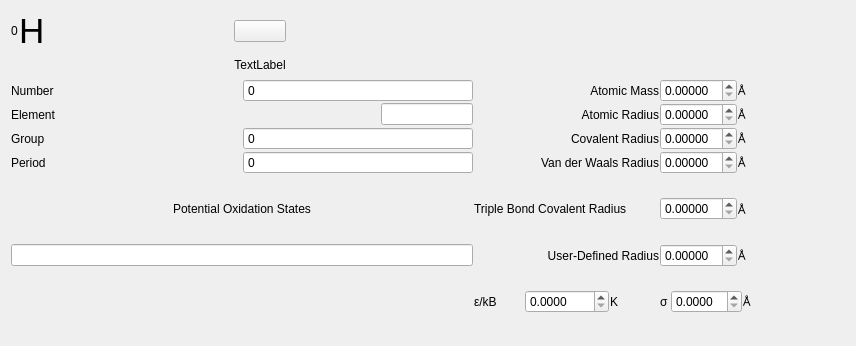
First picture: the form in iraspa/iraspagui/elementsform.ui, repository iRASPA/iRASPA-QT, before the edit.
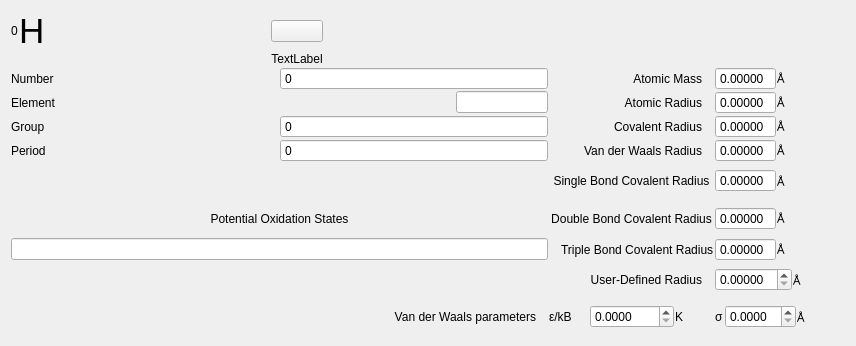
Second picture: the form after the edit. Custom widgets are drawn as their Qt base class.

Diff of the .ui file:
```diff
--- a/iraspa/iraspagui/elementsform.ui
+++ b/iraspa/iraspagui/elementsform.ui
@@ -15,7 +15,7 @@
   </property>
   <layout class="QVBoxLayout" name="verticalLayout">
    <item>
-    <layout class="QGridLayout" name="gridLayout" columnstretch="5,2,1,1">
+    <layout class="QGridLayout" name="gridLayout" columnstretch="5,0,0,0">
      <property name="leftMargin">
       <number>0</number>
      </property>
@@ -25,27 +25,415 @@
      <property name="spacing">
       <number>1</number>
      </property>
+     <item row="7" column="3">
+      <spacer name="horizontalSpacer_12">
+       <property name="orientation">
+        <enum>Qt::Horizontal</enum>
+       </property>
+       <property name="sizeHint" stdset="0">
+        <size>
+         <width>40</width>
+         <height>20</height>
+        </size>
+       </property>
+      </spacer>
+     </item>
+     <item row="7" column="1">
+      <widget class="QLabel" name="label_3">
+       <property name="text">
+        <string>Triple Bond Covalent Radius</string>
+       </property>
+       <property name="indent">
+        <number>12</number>
+       </property>
+      </widget>
+     </item>
+     <item row="4" column="0">
+      <layout class="QHBoxLayout" name="horizontalLayout_3">
+       <item>
+        <widget class="QLabel" name="label_14">
+         <property name="text">
+          <string>Period</string>
+         </property>
+        </widget>
+       </item>
+       <item>
+        <widget class="QSpinBox" name="periodSpinBox">
+         <property name="buttonSymbols">
+          <enum>QAbstractSpinBox::NoButtons</enum>
+         </property>
+         <property name="keyboardTracking">
+          <bool>false</bool>
+         </property>
+        </widget>
+       </item>
+      </layout>
+     </item>
+     <item row="9" column="1">
+      <layout class="QHBoxLayout" name="horizontalLayout_8">
+       <item>
+        <widget class="QLabel" name="label_2">
+         <property name="text">
+          <string>ε/kB</string>
+         </property>
+        </widget>
+       </item>
+       <item>
+        <widget class="QDoubleSpinBox" name="epsilonDoubleSpinBox">
+         <property name="keyboardTracking">
+          <bool>false</bool>
+         </property>
+         <property name="decimals">
+          <number>4</number>
+         </property>
+         <property name="maximum">
+          <double>9999.989999999999782</double>
+         </property>
+        </widget>
+       </item>
+       <item>
+        <widget class="QLabel" name="label_32">
+         <property name="text">
+          <string>K</string>
+         </property>
+        </widget>
+       </item>
+      </layout>
+     </item>
+     <item row="9" column="0">
+      <widget class="QLabel" name="label_18">
+       <property name="text">
+        <string>Van der Waals parameters</string>
+       </property>
+       <property name="alignment">
+        <set>Qt::AlignRight|Qt::AlignTrailing|Qt::AlignVCenter</set>
+       </property>
+       <property name="indent">
+        <number>12</number>
+       </property>
+      </widget>
+     </item>
      <item row="5" column="1">
       <widget class="QLabel" name="label_20">
        <property name="text">
-        <string>Triple Bond Covalent Radius</string>
+        <string>Single Bond Covalent Radius</string>
        </property>
+       <property name="alignment">
+        <set>Qt::AlignCenter</set>
+       </property>
+       <property name="indent">
+        <number>12</number>
+       </property>
       </widget>
      </item>
-     <item row="5" column="2">
-      <layout class="QHBoxLayout" name="horizontalLayout_16">
+     <item row="6" column="3">
+      <spacer name="horizontalSpacer_11">
+       <property name="orientation">
+        <enum>Qt::Horizontal</enum>
+       </property>
+       <property name="sizeHint" stdset="0">
+        <size>
+         <width>40</width>
+         <height>20</height>
+        </size>
+       </property>
+      </spacer>
+     </item>
+     <item row="4" column="3">
+      <spacer name="horizontalSpacer_6">
+       <property name="orientation">
+        <enum>Qt::Horizontal</enum>
+       </property>
+       <property name="sizeHint" stdset="0">
+        <size>
+         <width>40</width>
+         <height>20</height>
+        </size>
+       </property>
+      </spacer>
+     </item>
+     <item row="3" column="0">
+      <layout class="QHBoxLayout" name="horizontalLayout_2">
        <item>
-        <widget class="QDoubleSpinBox" name="tripleBondCovalentRadiusDoubleSpinBox">
+        <widget class="QLabel" name="label_5">
+         <property name="text">
+          <string>Group</string>
+         </property>
+        </widget>
+       </item>
+       <item>
+        <widget class="QSpinBox" name="groupSpinBox">
+         <property name="buttonSymbols">
+          <enum>QAbstractSpinBox::NoButtons</enum>
+         </property>
          <property name="keyboardTracking">
           <bool>false</bool>
          </property>
+        </widget>
+       </item>
+      </layout>
+     </item>
+     <item row="8" column="1">
+      <widget class="QLabel" name="label_25">
+       <property name="text">
+        <string>User-Defined Radius</string>
+       </property>
+       <property name="alignment">
+        <set>Qt::AlignRight|Qt::AlignTrailing|Qt::AlignVCenter</set>
+       </property>
+       <property name="indent">
+        <number>12</number>
+       </property>
+      </widget>
+     </item>
+     <item row="2" column="2">
+      <layout class="QHBoxLayout" name="horizontalLayout_12">
+       <item>
+        <widget class="QDoubleSpinBox" name="atomicRadiusDoubleSpinBox">
+         <property name="readOnly">
+          <bool>true</bool>
+         </property>
+         <property name="buttonSymbols">
+          <enum>QAbstractSpinBox::NoButtons</enum>
+         </property>
+         <property name="keyboardTracking">
+          <bool>false</bool>
+         </property>
          <property name="decimals">
           <number>5</number>
          </property>
         </widget>
        </item>
        <item>
-        <widget class="QLabel" name="label_12">
+        <widget class="QLabel" name="label_6">
+         <property name="text">
+          <string>Å</string>
+         </property>
+        </widget>
+       </item>
+      </layout>
+     </item>
+     <item row="3" column="1">
+      <widget class="QLabel" name="label_15">
+       <property name="text">
+        <string>Covalent Radius</string>
+       </property>
+       <property name="alignment">
+        <set>Qt::AlignRight|Qt::AlignTrailing|Qt::AlignVCenter</set>
+       </property>
+       <property name="indent">
+        <number>12</number>
+       </property>
+      </widget>
+     </item>
+     <item row="2" column="1">
+      <widget class="QLabel" name="label_16">
+       <property name="text">
+        <string>Atomic Radius</string>
+       </property>
+       <property name="alignment">
+        <set>Qt::AlignRight|Qt::AlignTrailing|Qt::AlignVCenter</set>
+       </property>
+       <property name="indent">
+        <number>12</number>
+       </property>
+      </widget>
+     </item>
+     <item row="2" column="3">
+      <spacer name="horizontalSpacer_4">
+       <property name="orientation">
+        <enum>Qt::Horizontal</enum>
+       </property>
+       <property name="sizeHint" stdset="0">
+        <size>
+         <width>40</width>
+         <height>20</height>
+        </size>
+       </property>
+      </spacer>
+     </item>
+     <item row="8" column="3">
+      <spacer name="horizontalSpacer_8">
+       <property name="orientation">
+        <enum>Qt::Horizontal</enum>
+       </property>
+       <property name="sizeHint" stdset="0">
+        <size>
+         <width>40</width>
+         <height>20</height>
+        </size>
+       </property>
+      </spacer>
+     </item>
+     <item row="3" column="2">
+      <layout class="QHBoxLayout" name="horizontalLayout_14">
+       <item>
+        <widget class="QDoubleSpinBox" name="covalentRadiusDoubleSpinBox">
+         <property name="readOnly">
+          <bool>true</bool>
+         </property>
+         <property name="buttonSymbols">
+          <enum>QAbstractSpinBox::NoButtons</enum>
+         </property>
+         <property name="keyboardTracking">
+          <bool>false</bool>
+         </property>
+         <property name="decimals">
+          <number>5</number>
+         </property>
+        </widget>
+       </item>
+       <item>
+        <widget class="QLabel" name="label_10">
+         <property name="text">
+          <string>Å</string>
+         </property>
+        </widget>
+       </item>
+      </layout>
+     </item>
+     <item row="9" column="3">
+      <spacer name="horizontalSpacer_2">
+       <property name="orientation">
+        <enum>Qt::Horizontal</enum>
+       </property>
+       <property name="sizeHint" stdset="0">
+        <size>
+         <width>40</width>
+         <height>20</height>
+        </size>
+       </property>
+      </spacer>
+     </item>
+     <item row="1" column="0">
+      <layout class="QHBoxLayout" name="horizontalLayout">
+       <item>
+        <widget class="QLabel" name="label_29">
+         <property name="text">
+          <string>Number</string>
+         </property>
+        </widget>
+       </item>
+       <item>
+        <widget class="QSpinBox" name="numberSpinBox">
+         <property name="buttonSymbols">
+          <enum>QAbstractSpinBox::NoButtons</enum>
+         </property>
+         <property name="keyboardTracking">
+          <bool>false</bool>
+         </property>
+        </widget>
+       </item>
+      </layout>
+     </item>
+     <item row="2" column="0">
+      <layout class="QHBoxLayout" name="horizontalLayout_6">
+       <item>
+        <widget class="QLabel" name="label_31">
+         <property name="text">
+          <string>Element</string>
+         </property>
+        </widget>
+       </item>
+       <item>
+        <spacer name="horizontalSpacer">
+         <property name="orientation">
+          <enum>Qt::Horizontal</enum>
+         </property>
+         <property name="sizeHint" stdset="0">
+          <size>
+           <width>40</width>
+           <height>20</height>
+          </size>
+         </property>
+        </spacer>
+       </item>
+       <item>
+        <widget class="QLineEdit" name="elementLineEdit">
+         <property name="maximumSize">
+          <size>
+           <width>92</width>
+           <height>16777215</height>
+          </size>
+         </property>
+        </widget>
+       </item>
+      </layout>
+     </item>
+     <item row="1" column="3">
+      <spacer name="horizontalSpacer_3">
+       <property name="orientation">
+        <enum>Qt::Horizontal</enum>
+       </property>
+       <property name="sizeHint" stdset="0">
+        <size>
+         <width>40</width>
+         <height>20</height>
+        </size>
+       </property>
+      </spacer>
+     </item>
+     <item row="1" column="2">
+      <layout class="QHBoxLayout" name="horizontalLayout_13">
+       <item>
+        <widget class="QDoubleSpinBox" name="atomicMassDoubleSpinBox">
+         <property name="readOnly">
+          <bool>true</bool>
+         </property>
+         <property name="buttonSymbols">
+          <enum>QAbstractSpinBox::NoButtons</enum>
+         </property>
+         <property name="keyboardTracking">
+          <bool>false</bool>
+         </property>
+         <property name="decimals">
+          <number>5</number>
+         </property>
+        </widget>
+       </item>
+       <item>
+        <widget class="QLabel" name="label_7">
+         <property name="text">
+          <string>Å</string>
+         </property>
+        </widget>
+       </item>
+      </layout>
+     </item>
+     <item row="3" column="3">
+      <spacer name="horizontalSpacer_5">
+       <property name="orientation">
+        <enum>Qt::Horizontal</enum>
+       </property>
+       <property name="sizeHint" stdset="0">
+        <size>
+         <width>40</width>
+         <height>20</height>
+        </size>
+       </property>
+      </spacer>
+     </item>
+     <item row="9" column="2">
+      <layout class="QHBoxLayout" name="horizontalLayout_9">
+       <item>
+        <widget class="QLabel" name="label_33">
+         <property name="text">
+          <string>σ</string>
+         </property>
+        </widget>
+       </item>
+       <item>
+        <widget class="QDoubleSpinBox" name="sigmaDoubleSpinBox">
+         <property name="keyboardTracking">
+          <bool>false</bool>
+         </property>
+         <property name="decimals">
+          <number>4</number>
+         </property>
+        </widget>
+       </item>
+       <item>
+        <widget class="QLabel" name="label_34">
          <property name="text">
           <string>Å</string>
          </property>
@@ -147,39 +535,69 @@
        </item>
       </layout>
      </item>
-     <item row="1" column="0">
-      <layout class="QHBoxLayout" name="horizontalLayout">
+     <item row="6" column="1">
+      <widget class="QLabel" name="label">
+       <property name="text">
+        <string>Double Bond Covalent Radius</string>
+       </property>
+       <property name="alignment">
+        <set>Qt::AlignCenter</set>
+       </property>
+       <property name="indent">
+        <number>12</number>
+       </property>
+      </widget>
+     </item>
+     <item row="8" column="2">
+      <layout class="QHBoxLayout" name="horizontalLayout_11">
        <item>
-        <widget class="QLabel" name="label_29">
+        <widget class="QDoubleSpinBox" name="userDefinedRadiusDoubleSpinBox">
+         <property name="keyboardTracking">
+          <bool>false</bool>
+         </property>
+         <property name="decimals">
+          <number>5</number>
+         </property>
+        </widget>
+       </item>
+       <item>
+        <widget class="QLabel" name="label_4">
          <property name="text">
-          <string>Number</string>
+          <string>Å</string>
          </property>
         </widget>
        </item>
+      </layout>
+     </item>
+     <item row="5" column="2">
+      <layout class="QHBoxLayout" name="horizontalLayout_16">
        <item>
-        <widget class="QSpinBox" name="numberSpinBox">
+        <widget class="QDoubleSpinBox" name="singleBondCovalentRadiusDoubleSpinBox">
+         <property name="readOnly">
+          <bool>true</bool>
+         </property>
          <property name="buttonSymbols">
           <enum>QAbstractSpinBox::NoButtons</enum>
          </property>
          <property name="keyboardTracking">
           <bool>false</bool>
          </property>
+         <property name="decimals">
+          <number>5</number>
+         </property>
+        </widget>
+       </item>
+       <item>
+        <widget class="QLabel" name="label_12">
+         <property name="text">
+          <string>Å</string>
+         </property>
         </widget>
        </item>
       </layout>
      </item>
-     <item row="2" column="3">
-      <spacer name="horizontalSpacer_4">
-       <property name="orientation">
-        <enum>Qt::Horizontal</enum>
-       </property>
-       <property name="sizeHint" stdset="0">
-        <size>
-         <width>40</width>
-         <height>20</height>
-        </size>
-       </property>
-      </spacer>
+     <item row="7" column="0">
+      <widget class="QLineEdit" name="oxidationLineEdit"/>
      </item>
      <item row="4" column="1">
       <widget class="QLabel" name="label_17">
@@ -189,162 +607,21 @@
        <property name="alignment">
         <set>Qt::AlignRight|Qt::AlignTrailing|Qt::AlignVCenter</set>
        </property>
-      </widget>
-     </item>
-     <item row="1" column="1">
-      <widget class="QLabel" name="label_8">
-       <property name="text">
-        <string>Atomic Mass</string>
+       <property name="indent">
+        <number>12</number>
        </property>
-       <property name="alignment">
-        <set>Qt::AlignRight|Qt::AlignTrailing|Qt::AlignVCenter</set>
-       </property>
       </widget>
      </item>
-     <item row="2" column="1">
-      <widget class="QLabel" name="label_16">
-       <property name="text">
-        <string>Atomic Radius</string>
-       </property>
-       <property name="alignment">
-        <set>Qt::AlignRight|Qt::AlignTrailing|Qt::AlignVCenter</set>
-       </property>
-      </widget>
-     </item>
-     <item row="1" column="2">
-      <layout class="QHBoxLayout" name="horizontalLayout_13">
-       <item>
-        <widget class="QDoubleSpinBox" name="atomicMassDoubleSpinBox">
-         <property name="keyboardTracking">
-          <bool>false</bool>
-         </property>
-         <property name="decimals">
-          <number>5</number>
-         </property>
-        </widget>
-       </item>
-       <item>
-        <widget class="QLabel" name="label_7">
-         <property name="text">
-          <string>Å</string>
-         </property>
-        </widget>
-       </item>
-      </layout>
-     </item>
-     <item row="7" column="2">
-      <layout class="QHBoxLayout" name="horizontalLayout_9">
-       <item>
-        <widget class="QLabel" name="label_33">
-         <property name="text">
-          <string>σ</string>
-         </property>
-        </widget>
-       </item>
-       <item>
-        <widget class="QDoubleSpinBox" name="sigmaDoubleSpinBox">
-         <property name="keyboardTracking">
-          <bool>false</bool>
-         </property>
-         <property name="decimals">
-          <number>4</number>
-         </property>
-        </widget>
-       </item>
-       <item>
-        <widget class="QLabel" name="label_34">
-         <property name="text">
-          <string>Å</string>
-         </property>
-        </widget>
-       </item>
-      </layout>
-     </item>
-     <item row="1" column="3">
-      <spacer name="horizontalSpacer_3">
-       <property name="orientation">
-        <enum>Qt::Horizontal</enum>
-       </property>
-       <property name="sizeHint" stdset="0">
-        <size>
-         <width>40</width>
-         <height>20</height>
-        </size>
-       </property>
-      </spacer>
-     </item>
-     <item row="6" column="3">
-      <spacer name="horizontalSpacer_8">
-       <property name="orientation">
-        <enum>Qt::Horizontal</enum>
-       </property>
-       <property name="sizeHint" stdset="0">
-        <size>
-         <width>40</width>
-         <height>20</height>
-        </size>
-       </property>
-      </spacer>
-     </item>
-     <item row="3" column="3">
-      <spacer name="horizontalSpacer_5">
-       <property name="orientation">
-        <enum>Qt::Horizontal</enum>
-       </property>
-       <property name="sizeHint" stdset="0">
-        <size>
-         <width>40</width>
-         <height>20</height>
-        </size>
-       </property>
-      </spacer>
-     </item>
-     <item row="3" column="0">
-      <layout class="QHBoxLayout" name="horizontalLayout_2">
-       <item>
-        <widget class="QLabel" name="label_5">
-         <property name="text">
-          <string>Group</string>
-         </property>
-        </widget>
-       </item>
-       <item>
-        <widget class="QSpinBox" name="groupSpinBox">
-         <property name="buttonSymbols">
-          <enum>QAbstractSpinBox::NoButtons</enum>
-         </property>
-         <property name="keyboardTracking">
-          <bool>false</bool>
-         </property>
-        </widget>
-       </item>
-      </layout>
-     </item>
-     <item row="3" column="2">
-      <layout class="QHBoxLayout" name="horizontalLayout_14">
-       <item>
-        <widget class="QDoubleSpinBox" name="covalentRadiusDoubleSpinBox">
-         <property name="keyboardTracking">
-          <bool>false</bool>
-         </property>
-         <property name="decimals">
-          <number>5</number>
-         </property>
-        </widget>
-       </item>
-       <item>
-        <widget class="QLabel" name="label_10">
-         <property name="text">
-          <string>Å</string>
-         </property>
-        </widget>
-       </item>
-      </layout>
-     </item>
      <item row="4" column="2">
       <layout class="QHBoxLayout" name="horizontalLayout_15">
        <item>
         <widget class="QDoubleSpinBox" name="vanderWaalsDoubleSpinBox">
+         <property name="readOnly">
+          <bool>true</bool>
+         </property>
+         <property name="buttonSymbols">
+          <enum>QAbstractSpinBox::NoButtons</enum>
+         </property>
          <property name="keyboardTracking">
           <bool>false</bool>
          </property>
@@ -362,163 +639,20 @@
        </item>
       </layout>
      </item>
-     <item row="3" column="1">
-      <widget class="QLabel" name="label_15">
+     <item row="1" column="1">
+      <widget class="QLabel" name="label_8">
        <property name="text">
-        <string>Covalent Radius</string>
+        <string>Atomic Mass</string>
        </property>
        <property name="alignment">
         <set>Qt::AlignRight|Qt::AlignTrailing|Qt::AlignVCenter</set>
        </property>
-      </widget>
-     </item>
-     <item row="4" column="3">
-      <spacer name="horizontalSpacer_6">
-       <property name="orientation">
-        <enum>Qt::Horizontal</enum>
+       <property name="indent">
+        <number>12</number>
        </property>
-       <property name="sizeHint" stdset="0">
-        <size>
-         <width>40</width>
-         <height>20</height>
-        </size>
-       </property>
-      </spacer>
-     </item>
-     <item row="7" column="1">
-      <layout class="QHBoxLayout" name="horizontalLayout_8">
-       <item>
-        <widget class="QLabel" name="label_2">
-         <property name="text">
-          <string>ε/kB</string>
-         </property>
-        </widget>
-       </item>
-       <item>
-        <widget class="QDoubleSpinBox" name="epsilonDoubleSpinBox">
-         <property name="keyboardTracking">
-          <bool>false</bool>
-         </property>
-         <property name="decimals">
-          <number>4</number>
-         </property>
-         <property name="maximum">
-          <double>9999.989999999999782</double>
-         </property>
-        </widget>
-       </item>
-       <item>
-        <widget class="QLabel" name="label_32">
-         <property name="text">
-          <string>K</string>
-         </property>
-        </widget>
-       </item>
-      </layout>
-     </item>
-     <item row="5" column="3">
-      <spacer name="horizontalSpacer_7">
-       <property name="orientation">
-        <enum>Qt::Horizontal</enum>
-       </property>
-       <property name="sizeHint" stdset="0">
-        <size>
-         <width>40</width>
-         <height>20</height>
-        </size>
-       </property>
-      </spacer>
-     </item>
-     <item row="6" column="1">
-      <widget class="QLabel" name="label_25">
-       <property name="text">
-        <string>User-Defined Radius</string>
-       </property>
-       <property name="alignment">
-        <set>Qt::AlignRight|Qt::AlignTrailing|Qt::AlignVCenter</set>
-       </property>
       </widget>
      </item>
-     <item row="4" column="0">
-      <layout class="QHBoxLayout" name="horizontalLayout_3">
-       <item>
-        <widget class="QLabel" name="label_14">
-         <property name="text">
-          <string>Period</string>
-         </property>
-        </widget>
-       </item>
-       <item>
-        <widget class="QSpinBox" name="periodSpinBox">
-         <property name="buttonSymbols">
-          <enum>QAbstractSpinBox::NoButtons</enum>
-         </property>
-         <property name="keyboardTracking">
-          <bool>false</bool>
-         </property>
-        </widget>
-       </item>
-      </layout>
-     </item>
-     <item row="6" column="2">
-      <layout class="QHBoxLayout" name="horizontalLayout_11">
-       <item>
-        <widget class="QDoubleSpinBox" name="userDefinedRadiusDoubleSpinBox">
-         <property name="keyboardTracking">
-          <bool>false</bool>
-         </property>
-         <property name="decimals">
-          <number>5</number>
-         </property>
-        </widget>
-       </item>
-       <item>
-        <widget class="QLabel" name="label_4">
-         <property name="text">
-          <string>Å</string>
-         </property>
-        </widget>
-       </item>
-      </layout>
-     </item>
-     <item row="2" column="0">
-      <layout class="QHBoxLayout" name="horizontalLayout_6">
-       <item>
-        <widget class="QLabel" name="label_31">
-         <property name="text">
-          <string>Element</string>
-         </property>
-        </widget>
-       </item>
-       <item>
-        <spacer name="horizontalSpacer">
-         <property name="orientation">
-          <enum>Qt::Horizontal</enum>
-         </property>
-         <property name="sizeHint" stdset="0">
-          <size>
-           <width>40</width>
-           <height>20</height>
-          </size>
-         </property>
-        </spacer>
-       </item>
-       <item>
-        <widget class="QLineEdit" name="elementLineEdit">
-         <property name="maximumSize">
-          <size>
-           <width>92</width>
-           <height>16777215</height>
-          </size>
-         </property>
-        </widget>
-       </item>
-      </layout>
-     </item>
      <item row="6" column="0">
-      <widget class="QLineEdit" name="oxidationLineEdit"/>
-     </item>
-     <item row="5" column="0">
       <widget class="QLabel" name="label_24">
        <property name="text">
         <string>Potential Oxidation States</string>
@@ -528,29 +662,8 @@
        </property>
       </widget>
      </item>
-     <item row="2" column="2">
-      <layout class="QHBoxLayout" name="horizontalLayout_12">
-       <item>
-        <widget class="QDoubleSpinBox" name="atomicRadiusDoubleSpinBox">
-         <property name="keyboardTracking">
-          <bool>false</bool>
-         </property>
-         <property name="decimals">
-          <number>5</number>
-         </property>
-        </widget>
-       </item>
-       <item>
-        <widget class="QLabel" name="label_6">
-         <property name="text">
-          <string>Å</string>
-         </property>
-        </widget>
-       </item>
-      </layout>
-     </item>
-     <item row="7" column="3">
-      <spacer name="horizontalSpacer_2">
+     <item row="5" column="3">
+      <spacer name="horizontalSpacer_7">
        <property name="orientation">
         <enum>Qt::Horizontal</enum>
        </property>
@@ -562,6 +675,54 @@
        </property>
       </spacer>
      </item>
+     <item row="6" column="2">
+      <layout class="QHBoxLayout" name="horizontalLayout_5">
+       <item>
+        <widget class="QDoubleSpinBox" name="doubleBondCovalentRadiusDoubleSpinBox">
+         <property name="readOnly">
+          <bool>true</bool>
+         </property>
+         <property name="buttonSymbols">
+          <enum>QAbstractSpinBox::NoButtons</enum>
+         </property>
+         <property name="decimals">
+          <number>5</number>
+         </property>
+        </widget>
+       </item>
+       <item>
+        <widget class="QLabel" name="label_9">
+         <property name="text">
+          <string>Å</string>
+         </property>
+        </widget>
+       </item>
+      </layout>
+     </item>
+     <item row="7" column="2">
+      <layout class="QHBoxLayout" name="horizontalLayout_10">
+       <item>
+        <widget class="QDoubleSpinBox" name="tripleBondCovalentRadiusDoubleSpinBox">
+         <property name="readOnly">
+          <bool>true</bool>
+         </property>
+         <property name="buttonSymbols">
+          <enum>QAbstractSpinBox::NoButtons</enum>
+         </property>
+         <property name="decimals">
+          <number>5</number>
+         </property>
+        </widget>
+       </item>
+       <item>
+        <widget class="QLabel" name="label_13">
+         <property name="text">
+          <string>Å</string>
+         </property>
+        </widget>
+       </item>
+      </layout>
+     </item>
     </layout>
    </item>
   </layout>
```
